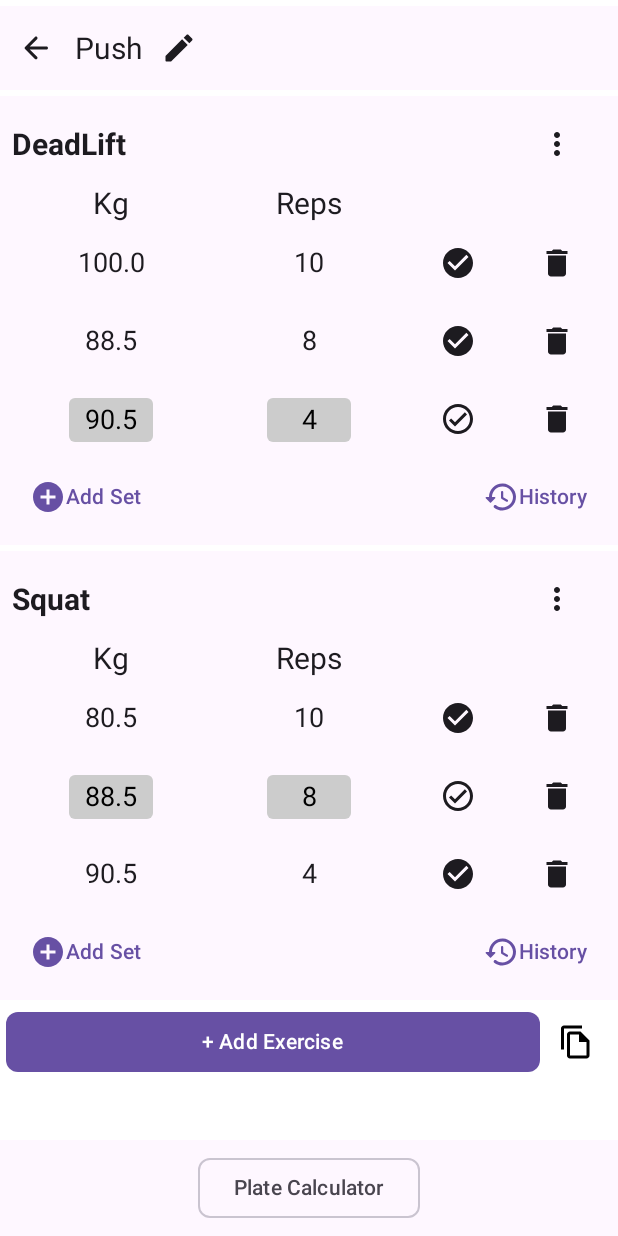
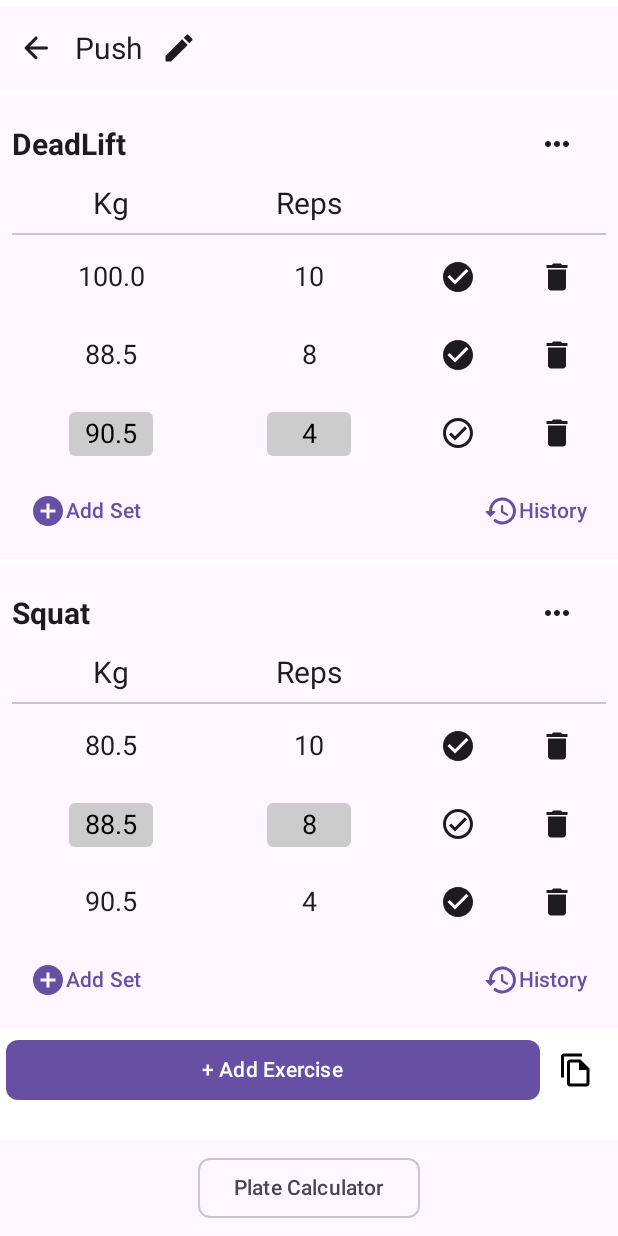
Before and after one commit to EduDA92/GymTracker2.0, an Android app built with Jetpack Compose: the @Preview function WorkoutDiaryScreenPreview, on a phone screen of 412 x 824 dp. Run offline under Robolectric (Android 15) with nearby library versions, the phone set to English and light mode, and no system bars; our stand-ins replace Dagger/Hilt's generated code.

Commit message:
Modified kg and reps header to only appear when the exercise have sets created also added a divider to separate the header from the sets

```diff
--- a/app/src/main/java/com/example/gymtracker/ui/workoutDiary/WorkoutDiaryScreen.kt
+++ b/app/src/main/java/com/example/gymtracker/ui/workoutDiary/WorkoutDiaryScreen.kt
@@ -29,6 +29,7 @@ import androidx.compose.material.icons.filled.MoreVert
 import androidx.compose.material.icons.outlined.CheckCircle
 import androidx.compose.material.icons.rounded.ArrowBack
 import androidx.compose.material3.Button
+import androidx.compose.material3.Divider
 import androidx.compose.material3.DropdownMenu
 import androidx.compose.material3.DropdownMenuItem
 import androidx.compose.material3.Icon
@@ -273,10 +274,10 @@ fun ExerciseAndSets(
                 ) {
 
                     IconButton(
-                        onClick = { isDropdownMenuVisible = true },
+                        onClick = { isDropdownMenuVisible = true }
                     ) {
                         Icon(
-                            imageVector = Icons.Filled.MoreVert,
+                            painter = painterResource(id = R.drawable.baseline_more_horiz_24),
                             contentDescription = stringResource(id = R.string.exercise_dropdown_menu_sr)
                         )
                     }
@@ -301,7 +302,8 @@ fun ExerciseAndSets(
                 }
             }
 
-            /* Kg and Reps Header */
+            /* Show Kg and Reps Header only if there is sets created */
+            if (exerciseSets.isNotEmpty()) {
                 Row(
                     modifier = Modifier.fillMaxWidth(),
                     verticalAlignment = Alignment.CenterVertically
@@ -328,6 +330,9 @@ fun ExerciseAndSets(
                     Spacer(modifier = Modifier.weight(1f))
 
 
+                }
+
+                Divider(modifier = Modifier.padding(top = dimensionResource(id = R.dimen.small_dp)))
             }
 
             /* Exercise sets, expected behaviour:
--- /dev/null
+++ b/app/src/main/res/drawable/baseline_more_horiz_24.xml
@@ -0,0 +1,5 @@
+<vector android:height="24dp" android:tint="#000000"
+    android:viewportHeight="24" android:viewportWidth="24"
+    android:width="24dp" xmlns:android="http://schemas.android.com/apk/res/android">
+    <path android:fillColor="@android:color/white" android:pathData="M6,10c-1.1,0 -2,0.9 -2,2s0.9,2 2,2 2,-0.9 2,-2 -0.9,-2 -2,-2zM18,10c-1.1,0 -2,0.9 -2,2s0.9,2 2,2 2,-0.9 2,-2 -0.9,-2 -2,-2zM12,10c-1.1,0 -2,0.9 -2,2s0.9,2 2,2 2,-0.9 2,-2 -0.9,-2 -2,-2z"/>
+</vector>
```
Lines whose indentation alone changed are shown as unchanged.
